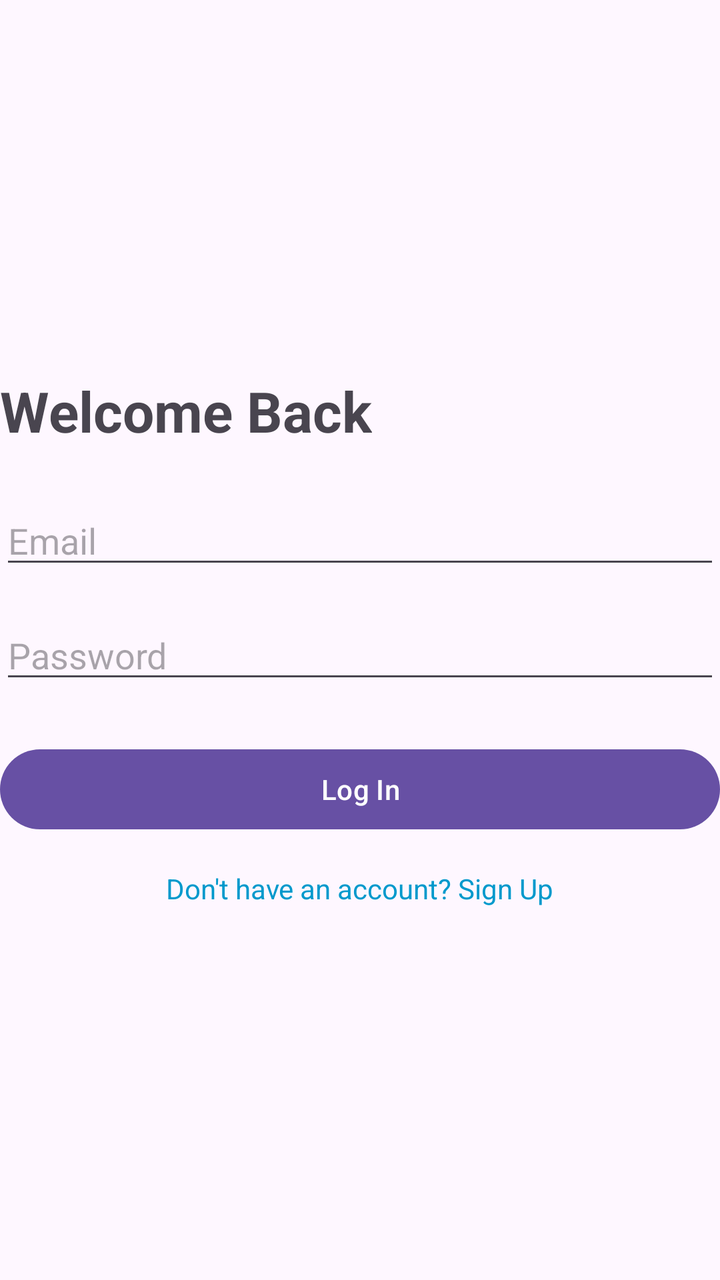
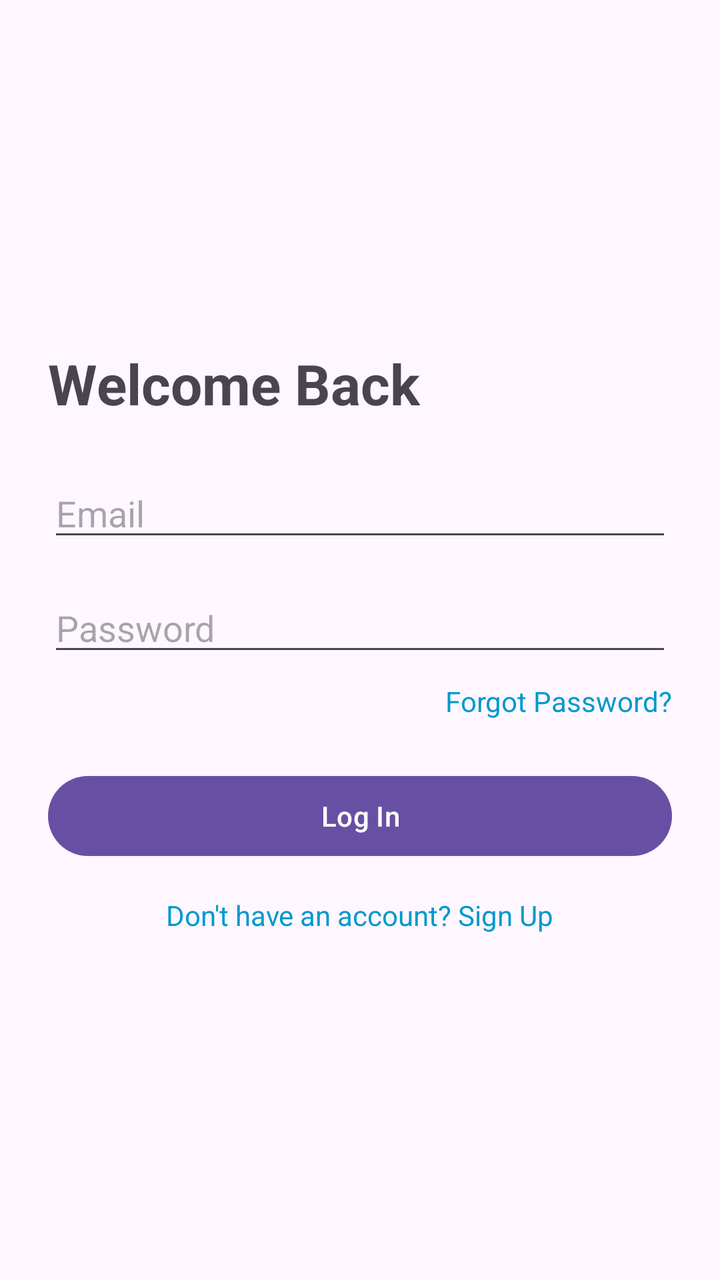

Two renders of the same Android screen: before a commit and after it. Below are the layout's source before the change and the commit's diff.
<!-- AndroidManifest.xml: application theme Theme.Authentication -->
<!-- res/layout/activity_login.xml -->
<?xml version="1.0" encoding="utf-8"?>
<androidx.constraintlayout.widget.ConstraintLayout
    xmlns:android="http://schemas.android.com/apk/res/android"
    xmlns:tools="http://schemas.android.com/tools"
    xmlns:app="http://schemas.android.com/apk/res-auto"
    android:id="@+id/main"
    android:layout_width="match_parent"
    android:layout_height="match_parent"
    tools:context=".LoginActivity">

    <TextView
        android:id="@+id/tvLoginTitle"
        android:layout_width="wrap_content"
        android:layout_height="wrap_content"
        android:text="Welcome Back"
        android:textSize="28sp"
        android:textStyle="bold"
        app:layout_constraintBottom_toTopOf="@id/etEmail"
        app:layout_constraintStart_toStartOf="parent"
        app:layout_constraintTop_toTopOf="parent"
        app:layout_constraintVertical_chainStyle="packed" />

    <EditText
        android:id="@+id/etEmail"
        android:layout_width="0dp"
        android:layout_height="wrap_content"
        android:layout_marginTop="24dp"
        android:hint="Email"
        android:inputType="textEmailAddress"
        app:layout_constraintBottom_toTopOf="@id/etPassword"
        app:layout_constraintEnd_toEndOf="parent"
        app:layout_constraintStart_toStartOf="parent"
        app:layout_constraintTop_toBottomOf="@id/tvLoginTitle" />

    <EditText
        android:id="@+id/etPassword"
        android:layout_width="0dp"
        android:layout_height="wrap_content"
        android:layout_marginTop="16dp"
        android:hint="Password"
        android:inputType="textPassword"
        app:layout_constraintBottom_toTopOf="@id/btnLogin"
        app:layout_constraintEnd_toEndOf="parent"
        app:layout_constraintStart_toStartOf="parent"
        app:layout_constraintTop_toBottomOf="@id/etEmail" />

    <Button
        android:id="@+id/btnLogin"
        android:layout_width="0dp"
        android:layout_height="wrap_content"
        android:layout_marginTop="24dp"
        android:text="Log In"
        app:layout_constraintBottom_toTopOf="@id/tvGoToSignUp"
        app:layout_constraintEnd_toEndOf="parent"
        app:layout_constraintStart_toStartOf="parent"
        app:layout_constraintTop_toBottomOf="@id/etPassword" />

    <TextView
        android:id="@+id/tvGoToSignUp"
        android:layout_width="wrap_content"
        android:layout_height="wrap_content"
        android:layout_marginTop="16dp"
        android:text="Don't have an account? Sign Up"
        android:textColor="@android:color/holo_blue_dark"
        app:layout_constraintBottom_toBottomOf="parent"
        app:layout_constraintEnd_toEndOf="parent"
        app:layout_constraintStart_toStartOf="parent"
        app:layout_constraintTop_toBottomOf="@id/btnLogin" />

  </androidx.constraintlayout.widget.ConstraintLayout>
<!-- resources referenced by this layout -->
<resources>
  <style name="Theme.Authentication" parent="Base.Theme.Authentication" />
  <style name="Base.Theme.Authentication" parent="Theme.Material3.DayNight.NoActionBar">
          
          
      </style>
</resources>

<!-- the commit's change to res/layout/activity_login.xml (unified diff, before → after) -->
@@ -1,11 +1,11 @@
 <?xml version="1.0" encoding="utf-8"?>
-<androidx.constraintlayout.widget.ConstraintLayout
-    xmlns:android="http://schemas.android.com/apk/res/android"
+<androidx.constraintlayout.widget.ConstraintLayout xmlns:android="http://schemas.android.com/apk/res/android"
+    xmlns:app="http://schemas.android.com/apk/res-auto"
     xmlns:tools="http://schemas.android.com/tools"
-    xmlns:app="http://schemas.android.com/apk/res-auto"
     android:id="@+id/main"
     android:layout_width="match_parent"
     android:layout_height="match_parent"
+    android:padding="24dp"
     tools:context=".LoginActivity">
 
     <TextView
@@ -39,10 +39,21 @@
         android:layout_marginTop="16dp"
         android:hint="Password"
         android:inputType="textPassword"
-        app:layout_constraintBottom_toTopOf="@id/btnLogin"
+        app:layout_constraintBottom_toTopOf="@id/tvForgotPassword"
         app:layout_constraintEnd_toEndOf="parent"
         app:layout_constraintStart_toStartOf="parent"
         app:layout_constraintTop_toBottomOf="@id/etEmail" />
+
+    <TextView
+        android:id="@+id/tvForgotPassword"
+        android:layout_width="wrap_content"
+        android:layout_height="wrap_content"
+        android:layout_marginTop="8dp"
+        android:text="Forgot Password?"
+        android:textColor="@android:color/holo_blue_dark"
+        app:layout_constraintBottom_toTopOf="@id/btnLogin"
+        app:layout_constraintEnd_toEndOf="parent"
+        app:layout_constraintTop_toBottomOf="@id/etPassword" />
 
     <Button
         android:id="@+id/btnLogin"
@@ -53,7 +64,7 @@
         app:layout_constraintBottom_toTopOf="@id/tvGoToSignUp"
         app:layout_constraintEnd_toEndOf="parent"
         app:layout_constraintStart_toStartOf="parent"
-        app:layout_constraintTop_toBottomOf="@id/etPassword" />
+        app:layout_constraintTop_toBottomOf="@id/tvForgotPassword" />
 
     <TextView
         android:id="@+id/tvGoToSignUp"
@@ -67,4 +78,4 @@
         app:layout_constraintStart_toStartOf="parent"
         app:layout_constraintTop_toBottomOf="@id/btnLogin" />
 
-  </androidx.constraintlayout.widget.ConstraintLayout>
+</androidx.constraintlayout.widget.ConstraintLayout>
